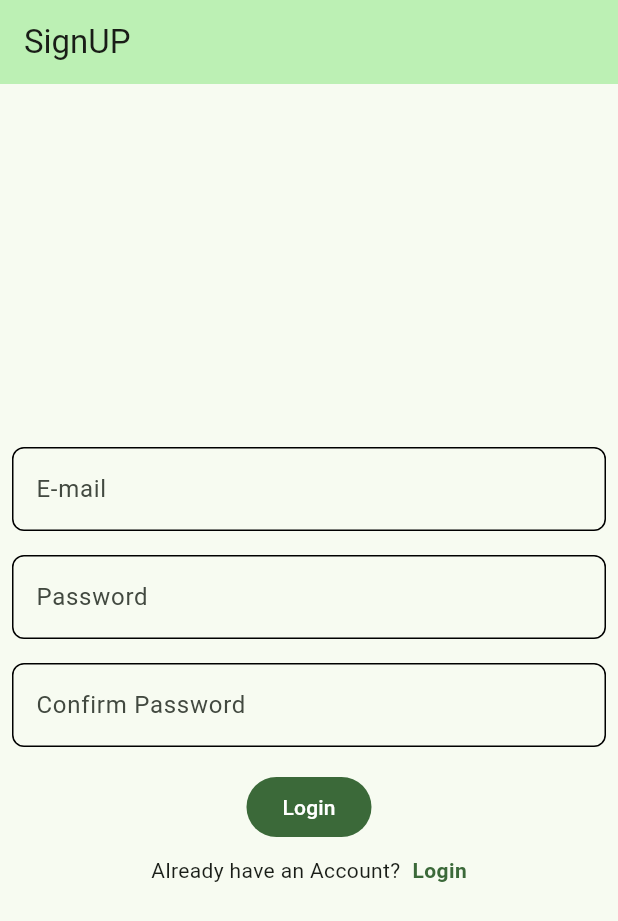
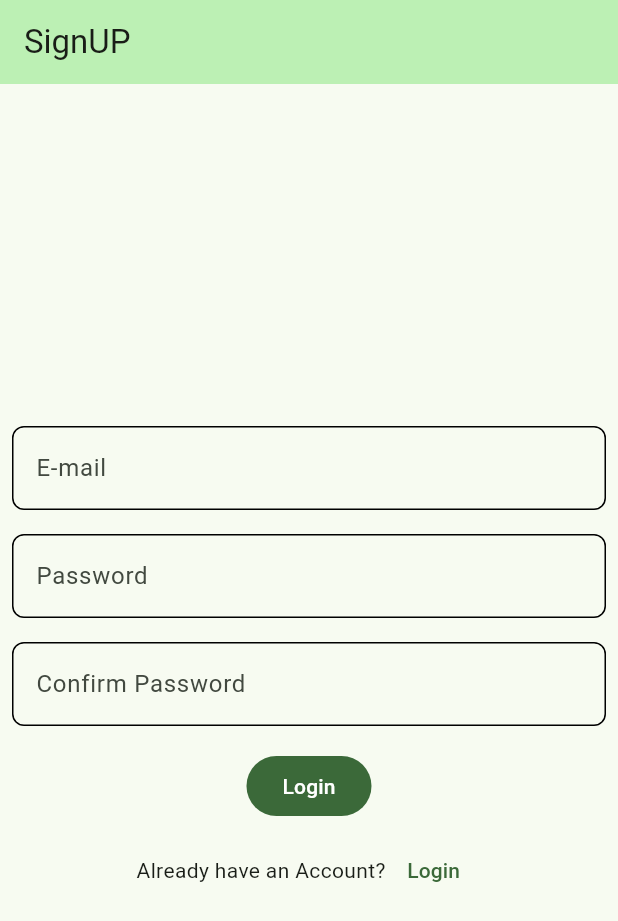
Before and after one commit to VrushankBardolia/login_firebase, a Flutter app: the screen it shows after launch, after a tap on "Sign Up", on a phone screen of 412 x 824 dp. Shown: the top 921 px of the screen. Run offline on Flutter 3.47's test engine with Material 2 defaults, Android fonts, the phone set to English and light mode, and no system bars; our stand-ins replace firebase_auth, firebase_core; accounts and stored records are empty; network calls fail.

Commit message:
Changed Text to TextButton

```diff
--- a/lib/login.dart
+++ b/lib/login.dart
@@ -71,16 +71,7 @@ class _LoginState extends State<Login> {
               mainAxisAlignment: MainAxisAlignment.center,
               children: [
                 const Text('Don\'t have an Account?'),
-                const SizedBox(width: 8),
-                GestureDetector(
-                    onTap: widget.onTap,
-                    child: Text('Sign Up',
-                      style: TextStyle(
-                        color: Theme.of(context).colorScheme.primary,
-                        fontWeight: FontWeight.bold
-                      ),
-                    )
-                )
+                TextButton(onPressed: widget.onTap, child: Text('Sign Up'))
               ],
             )
           ],
--- a/lib/signup.dart
+++ b/lib/signup.dart
@@ -66,16 +66,7 @@ class _SignupState extends State<Signup> {
               mainAxisAlignment: MainAxisAlignment.center,
               children: [
                 const Text('Already have an Account?'),
-                const SizedBox(width: 8),
-                GestureDetector(
-                  onTap: widget.onTap,
-                  child: Text('Login',
-                    style: TextStyle(
-                        color: Theme.of(context).colorScheme.primary,
-                        fontWeight: FontWeight.bold
-                    ),
-                  )
-                )
+                TextButton(onPressed: widget.onTap, child: Text('Login'))
               ],
             )
           ],
```
